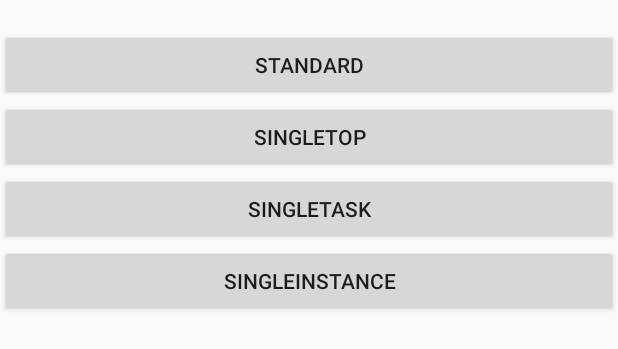
After one commit to ziq358/Sensor, an Android app: the layout activity_model.xml on its own in the app's theme, with its tools: preview values and no code run, on a phone screen of 412 x 824 dp. The commit adds this screen. Shown: the top 349 px of the screen. Run offline under Robolectric (Android 15) with nearby library versions, the phone set to English and light mode, and no system bars.

Commit message:
Activity 启动模式

```diff
--- a/app/src/main/AndroidManifest.xml
+++ b/app/src/main/AndroidManifest.xml
@@ -74,6 +74,12 @@
                 <category android:name="android.intent.category.LAUNCHER" />
             </intent-filter>
         </activity>
+
+        <activity android:name=".StandardModelActivity"  android:launchMode="standard" android:taskAffinity="com.test.standard" />
+        <activity android:name=".SingleTopModelActivity"  android:launchMode="singleTop" android:taskAffinity="com.test.singleTop"/>
+        <activity android:name=".SingleTaskModelActivity" android:launchMode="singleTask" android:taskAffinity="com.test.singleTask"/>
+        <activity android:name=".SingleInstanceModelActivity" android:launchMode="singleInstance" android:taskAffinity="com.test.singleInstance"/>
+
         <activity android:name=".SensorActivity" />
         <activity
             android:name=".QRcodeActivity"
--- /dev/null
+++ b/app/src/main/res/layout/activity_model.xml
@@ -0,0 +1,34 @@
+<?xml version="1.0" encoding="utf-8"?>
+<LinearLayout
+    xmlns:android="http://schemas.android.com/apk/res/android" android:layout_width="match_parent"
+    android:layout_height="match_parent"
+    android:orientation="vertical"
+    >
+    <TextView
+        android:id="@+id/text"
+        android:layout_width="match_parent"
+        android:layout_height="wrap_content"
+        android:gravity="center"
+        />
+    <Button
+        android:id="@+id/btn_standard"
+        android:layout_width="match_parent"
+        android:layout_height="wrap_content"
+        android:text="Standard"/>
+    <Button
+        android:id="@+id/btn_singleTop"
+        android:layout_width="match_parent"
+        android:layout_height="wrap_content"
+        android:text="SingleTop"/>
+    <Button
+        android:id="@+id/btn_singleTask"
+        android:layout_width="match_parent"
+        android:layout_height="wrap_content"
+        android:text="SingleTask"/>
+    <Button
+        android:id="@+id/btn_singleInstance"
+        android:layout_width="match_parent"
+        android:layout_height="wrap_content"
+        android:text="SingleInstance"/>
+
+</LinearLayout>
```
Also changed, not shown: app/build.gradle (+10 -8 lines), app/src/main/java/com/xogrp/john/sensor/MainActivity.java (+12 -1 lines), app/src/main/java/com/xogrp/john/sensor/SingleInstanceModelActivity.java (added, +11 -0 lines), app/src/main/java/com/xogrp/john/sensor/SingleTaskModelActivity.java (added, +10 -0 lines), app/src/main/java/com/xogrp/john/sensor/SingleTopModelActivity.java (added, +10 -0 lines), app/src/main/java/com/xogrp/john/sensor/StandardModelActivity.java (added, +75 -0 lines), 1 other file.
